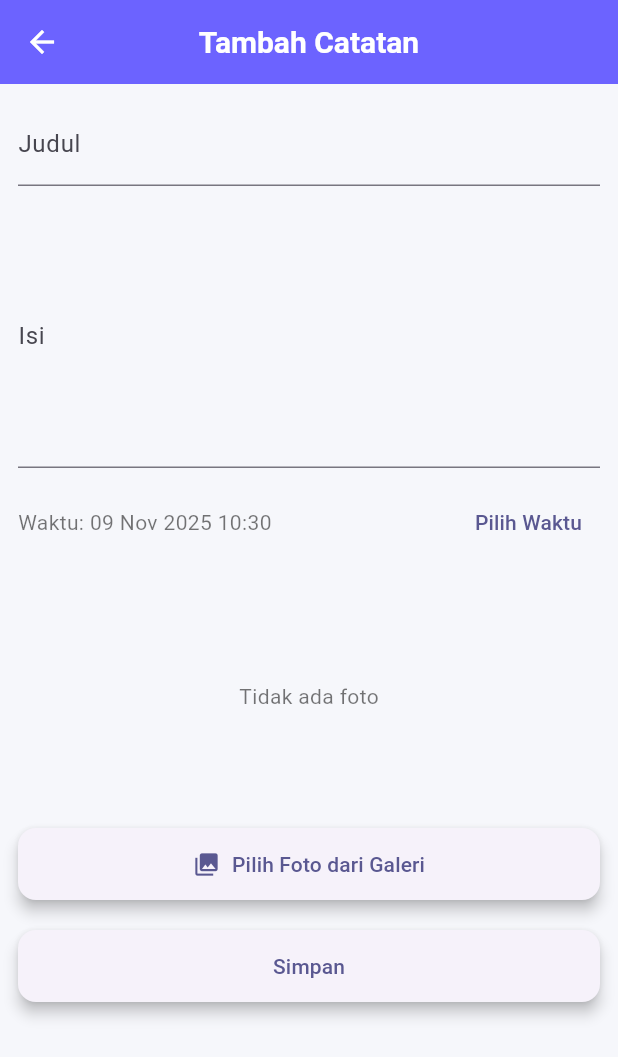
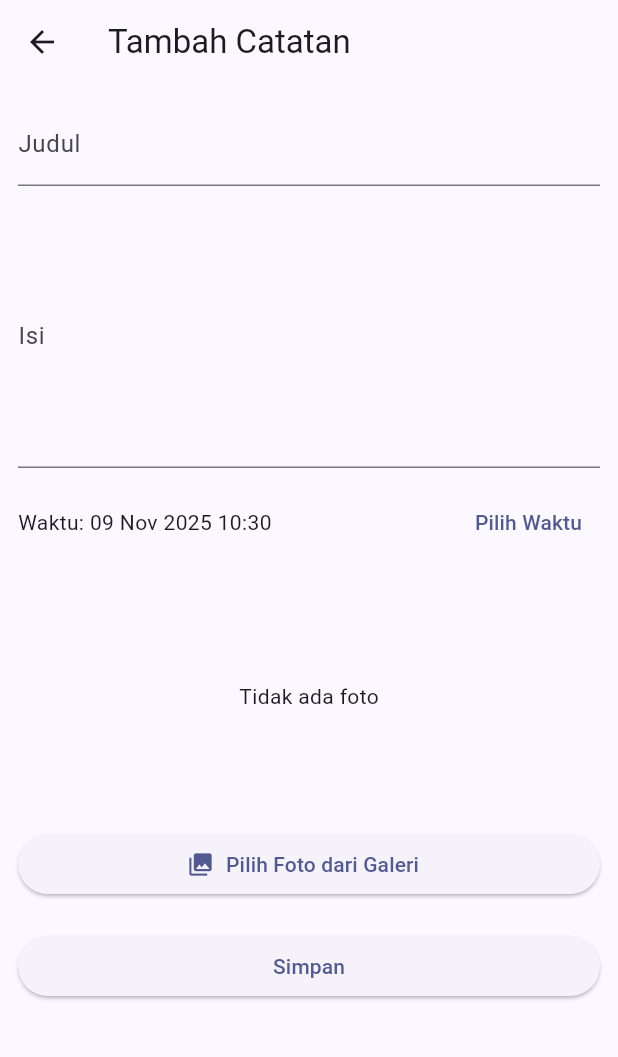
Before and after one commit to Muhammadyusufirfany/personal_journal, a Flutter app: the screen it shows after launch, after a tap on the "add" icon, on a phone screen of 412 x 824 dp. Shown: the top 1057 px of the screen. Run offline on Flutter 3.47's test engine with Material 3 defaults, Android fonts, the phone set to English and light mode, and no system bars; our stand-ins replace image_picker.

```diff
--- a/lib/main.dart
+++ b/lib/main.dart
@@ -2,63 +2,19 @@ import 'package:flutter/material.dart';
 import 'pages/home_page.dart';
 
 void main() {
+  WidgetsFlutterBinding.ensureInitialized();
   runApp(const PersonalJournalApp());
 }
 
 class PersonalJournalApp extends StatelessWidget {
-  const PersonalJournalApp({super.key});
+  const PersonalJournalApp({Key? key}) : super(key: key);
 
   @override
   Widget build(BuildContext context) {
     return MaterialApp(
       title: 'Personal Journal',
       debugShowCheckedModeBanner: false,
-      theme: ThemeData(
-        useMaterial3: true,
-        colorScheme: ColorScheme.fromSeed(seedColor: const Color(0xFF6C63FF)),
-        scaffoldBackgroundColor: const Color(0xFFF6F7FB),
-
-        // 🌟 Card Theme (perbaikan utama)
-        cardTheme: const CardThemeData(
-          shape: RoundedRectangleBorder(
-            borderRadius: BorderRadius.all(Radius.circular(16)),
-          ),
-          elevation: 6,
-          shadowColor: Colors.black12,
-        ),
-
-        // 🌟 Elevated Button Theme
-        elevatedButtonTheme: ElevatedButtonThemeData(
-          style: ElevatedButton.styleFrom(
-            shape: RoundedRectangleBorder(
-              borderRadius: BorderRadius.all(Radius.circular(12)),
-            ),
-            padding: const EdgeInsets.symmetric(vertical: 14, horizontal: 24),
-            elevation: 4,
-          ),
-        ),
-
-        // 🌟 AppBar Theme
-        appBarTheme: const AppBarTheme(
-          backgroundColor: Color(0xFF6C63FF),
-          foregroundColor: Colors.white,
-          elevation: 0,
-          centerTitle: true,
-          titleTextStyle: TextStyle(
-            fontSize: 20,
-            fontWeight: FontWeight.w600,
-          ),
-        ),
-
-        // 🌟 Text Theme
-        textTheme: const TextTheme(
-          bodyLarge: TextStyle(fontSize: 16, color: Colors.black87),
-          bodyMedium: TextStyle(fontSize: 14, color: Colors.black54),
-          titleLarge: TextStyle(fontSize: 22, fontWeight: FontWeight.bold),
-        ),
-      ),
-
-      // Halaman awal
+      theme: ThemeData(colorSchemeSeed: Colors.indigo, useMaterial3: true),
       home: const HomePage(),
     );
   }
```
Also changed, not shown: 1 other file.
